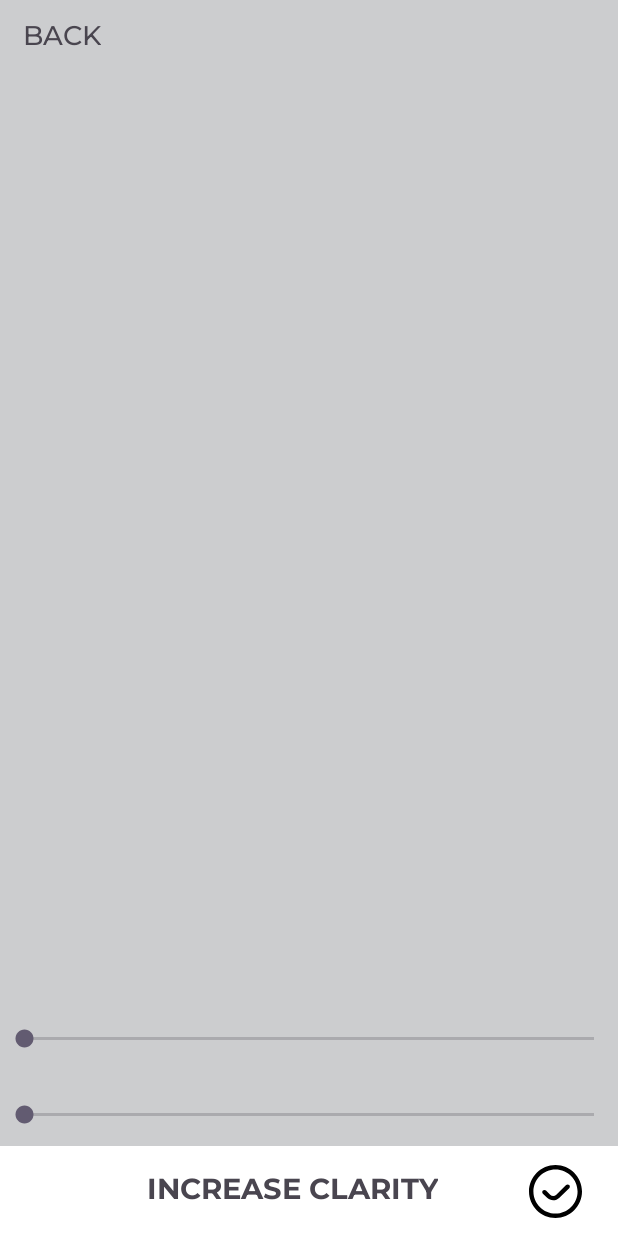
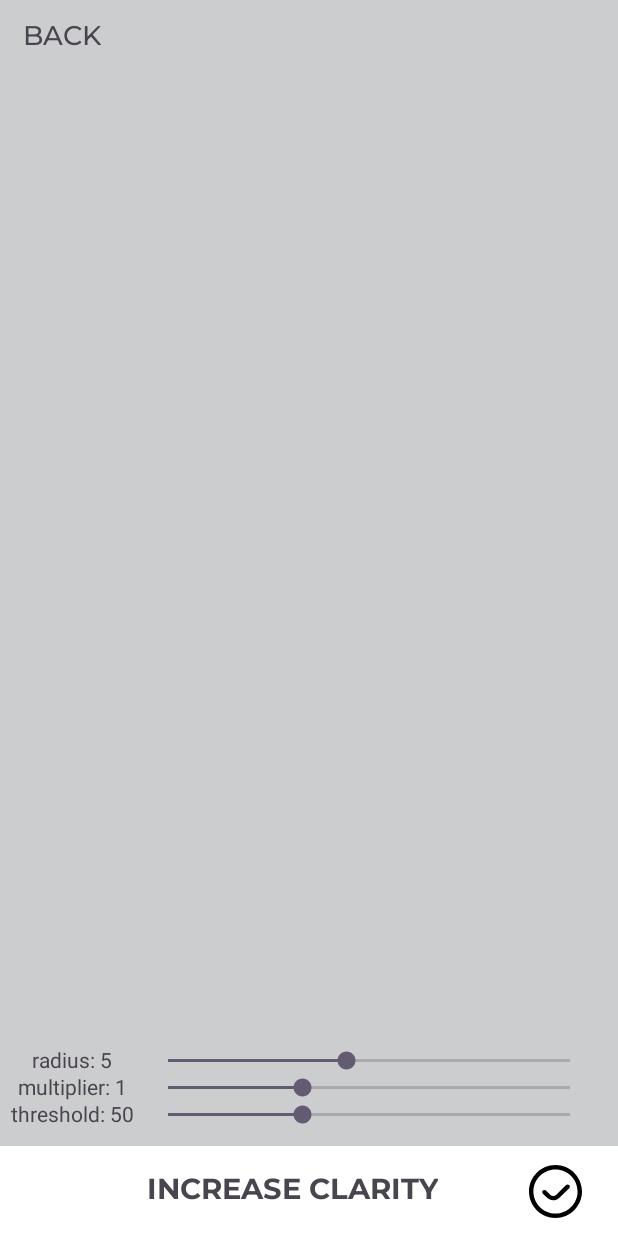
Before and after one commit to 4rsess/firstHitsApp, an Android app: the SeventhAlgorithm screen opened directly, with no data from a screen before it, after a tap on an icon or button, on a phone screen of 412 x 824 dp. Run offline under Robolectric (Android 15) with nearby library versions, the phone set to English and light mode, and no system bars; 1 statement that could not run was skipped.

Commit message:
ввод значений для нерезкого маскирования (GothOWO)

```diff
--- a/app/src/main/java/com/example/photoeditorv2/SeventhAlgorithm.kt
+++ b/app/src/main/java/com/example/photoeditorv2/SeventhAlgorithm.kt
@@ -12,11 +12,17 @@ import android.widget.Toast
 import androidx.appcompat.app.AppCompatActivity
 import java.io.IOException
 import android.graphics.Color
+import android.widget.SeekBar
 import kotlinx.coroutines.*
 
 class SeventhAlgorithm : AppCompatActivity() {
 
     private lateinit var originalBitmap: Bitmap
+    private lateinit var filteredBitmap: Bitmap
+    private var radius = 5
+    private var multiplier = 1.0
+    private var threshold = 10
+
     override fun onCreate(savedInstanceState: Bundle?) {
         super.onCreate(savedInstanceState)
         setContentView(R.layout.main_page_for_seventhalgorithm)
@@ -40,17 +46,47 @@ class SeventhAlgorithm : AppCompatActivity() {
             originalBitmap = drawable.bitmap.copy(Bitmap.Config.ARGB_8888, true)
         }
 
+        findViewById<SeekBar>(R.id.radiusSeekBar).setOnSeekBarChangeListener(object : SeekBar.OnSeekBarChangeListener {
+            override fun onProgressChanged(seekBar: SeekBar?, progress: Int, fromUser: Boolean) {
+                radius = progress
+                findViewById<TextView>(R.id.radiusSeekBarTextView).text = "radius: $radius"
+            }
+            override fun onStartTrackingTouch(seekBar: SeekBar?) {}
+            override fun onStopTrackingTouch(seekBar: SeekBar?) {}
+        })
+
+        findViewById<SeekBar>(R.id.multiplierSeekBar).setOnSeekBarChangeListener(object : SeekBar.OnSeekBarChangeListener {
+            override fun onProgressChanged(seekBar: SeekBar?, progress: Int, fromUser: Boolean) {
+                multiplier = progress / 10.0
+                findViewById<TextView>(R.id.multiplierSeekBarTextView).text = "multiplier: $multiplier"
+            }
+            override fun onStartTrackingTouch(seekBar: SeekBar?) {}
+            override fun onStopTrackingTouch(seekBar: SeekBar?) {}
+        })
+
+        findViewById<SeekBar>(R.id.thresholdSeekBar).setOnSeekBarChangeListener(object : SeekBar.OnSeekBarChangeListener {
+            override fun onProgressChanged(seekBar: SeekBar?, progress: Int, fromUser: Boolean) {
+                threshold = progress
+                findViewById<TextView>(R.id.thresholdSeekBarTextView).text = "threshold: $threshold"
+            }
+            override fun onStartTrackingTouch(seekBar: SeekBar?) {}
+            override fun onStopTrackingTouch(seekBar: SeekBar?) {}
+        })
+
         findViewById<TextView>(R.id.recognizeBtn).setOnClickListener {
-            applyFilter(imageView, ::unsharpMaskingFilter)
+            applyFilter(imageView)
         }
 
         val saveButton = findViewById<ImageView>(R.id.saveBtn)
         saveButton.setOnClickListener {
-            val imageView = findViewById<ImageView>(R.id.CopyImageInputFilter7)
-            val drawable = imageView.drawable
-            if (drawable is BitmapDrawable) {
-                saveImageToGallery(drawable.bitmap)
-            }
+            saveImage(imageView)
+        }
+    }
+
+    private fun saveImage(imageView: ImageView) {
+        CoroutineScope(Dispatchers.Main).launch {
+            val filteredBitmap = unsharpMaskingFilter(originalBitmap, radius, multiplier, threshold)
+            saveImageToGallery(filteredBitmap)
         }
     }
 
@@ -79,9 +115,9 @@ class SeventhAlgorithm : AppCompatActivity() {
 
     private suspend fun unsharpMaskingFilter(
         source: Bitmap,
-        blurRadius: Int = 2,
-        intensity: Double = 1.5,
-        threshold: Int = 10
+        blurRadius: Int,
+        intensity: Double,
+        threshold: Int
     ): Bitmap = withContext(Dispatchers.Default) {
         val blurredBitmap = blurFilter(source, blurRadius)
 
@@ -180,9 +216,9 @@ class SeventhAlgorithm : AppCompatActivity() {
         newBitmap
     }
 
-    private fun applyFilter(imageView: ImageView, filterFunction: suspend (Bitmap) -> Bitmap) {
+    private fun applyFilter(imageView: ImageView) {
         CoroutineScope(Dispatchers.Main).launch {
-            val filteredBitmap = filterFunction(originalBitmap)
+            filteredBitmap = unsharpMaskingFilter(originalBitmap, radius, multiplier, threshold)
             imageView.setImageBitmap(filteredBitmap)
         }
     }
--- a/app/src/main/res/layout/main_page_for_seventhalgorithm.xml
+++ b/app/src/main/res/layout/main_page_for_seventhalgorithm.xml
@@ -37,27 +37,71 @@
         app:layout_constraintTop_toBottomOf="@id/topBarFilter7"
         app:layout_constraintVertical_bias="0.15" />
 
+    <TextView
+        android:id="@+id/radiusSeekBarTextView"
+        android:layout_width="wrap_content"
+        android:layout_height="wrap_content"
+        android:text="@string/radius_bar_text"
+        app:layout_constraintBottom_toTopOf="@+id/multiplierSeekBar"
+        app:layout_constraintEnd_toStartOf="@+id/multiplierSeekBar"
+        app:layout_constraintStart_toStartOf="parent" />
+
     <SeekBar
         android:id="@+id/radiusSeekBar"
-        android:layout_width="0dp"
+        android:layout_width="300dp"
         android:layout_height="wrap_content"
-        android:max="50"
+        android:max="10"
+        android:min="1"
+        android:progress="5"
         app:layout_constraintBottom_toTopOf="@+id/multiplierSeekBar"
         app:layout_constraintEnd_toEndOf="parent"
-        app:layout_constraintHorizontal_bias="0.0"
+        app:layout_constraintHorizontal_bias="0.855"
         app:layout_constraintStart_toStartOf="parent"
         app:layout_constraintTop_toBottomOf="@id/CopyImageInputFilter7"
-        app:layout_constraintVertical_bias="0.739" />
+        app:layout_constraintVertical_bias="1.0" />
+
+    <TextView
+        android:id="@+id/multiplierSeekBarTextView"
+        android:layout_width="wrap_content"
+        android:layout_height="wrap_content"
+        android:text="@string/multiplier_bar_text"
+        app:layout_constraintBottom_toTopOf="@+id/thresholdSeekBar"
+        app:layout_constraintEnd_toStartOf="@+id/multiplierSeekBar"
+        app:layout_constraintStart_toStartOf="parent" />
+
+    <SeekBar
+        android:id="@+id/thresholdSeekBar"
+        android:layout_width="300dp"
+        android:layout_height="wrap_content"
+        android:layout_marginBottom="12dp"
+        android:max="200"
+        android:min="50"
+        android:progress="100"
+        app:layout_constraintBottom_toTopOf="@+id/constraintLayout7"
+        app:layout_constraintEnd_toEndOf="parent"
+        app:layout_constraintHorizontal_bias="0.855"
+        app:layout_constraintStart_toStartOf="parent" />
+
+    <TextView
+        android:id="@+id/thresholdSeekBarTextView"
+        android:layout_width="wrap_content"
+        android:layout_height="wrap_content"
+        android:layout_marginBottom="12dp"
+        android:text="@string/threshold_bar_text"
+        app:layout_constraintBottom_toTopOf="@+id/constraintLayout7"
+        app:layout_constraintEnd_toStartOf="@+id/thresholdSeekBar"
+        app:layout_constraintStart_toStartOf="parent" />
 
     <SeekBar
         android:id="@+id/multiplierSeekBar"
-        android:layout_width="0dp"
+        android:layout_width="300dp"
         android:layout_height="wrap_content"
-        android:layout_marginBottom="12dp"
-        android:max="200"
-        app:layout_constraintBottom_toTopOf="@+id/constraintLayout7"
+        android:max="20"
+        android:min="5"
+        android:progress="10"
+        app:layout_constraintBottom_toTopOf="@+id/thresholdSeekBar"
         app:layout_constraintEnd_toEndOf="parent"
-        app:layout_constraintHorizontal_bias="0.0"
+        app:layout_constraintHorizontal_bias="0.855"
         app:layout_constraintStart_toStartOf="parent" />
 
     <androidx.constraintlayout.widget.ConstraintLayout
--- a/app/src/main/res/values/strings.xml
+++ b/app/src/main/res/values/strings.xml
@@ -26,4 +26,7 @@
     <string name="nameSizeBrushSeekBar">Brush size</string>
     <string name="nameRatioSeekBar">Ratio</string>
     <string name="name_retouching_algorithm">Retouching</string>
+    <string name="multiplier_bar_text">multiplier: 1</string>
+    <string name="threshold_bar_text">threshold: 50</string>
+    <string name="radius_bar_text">radius: 5</string>
 </resources>
```
